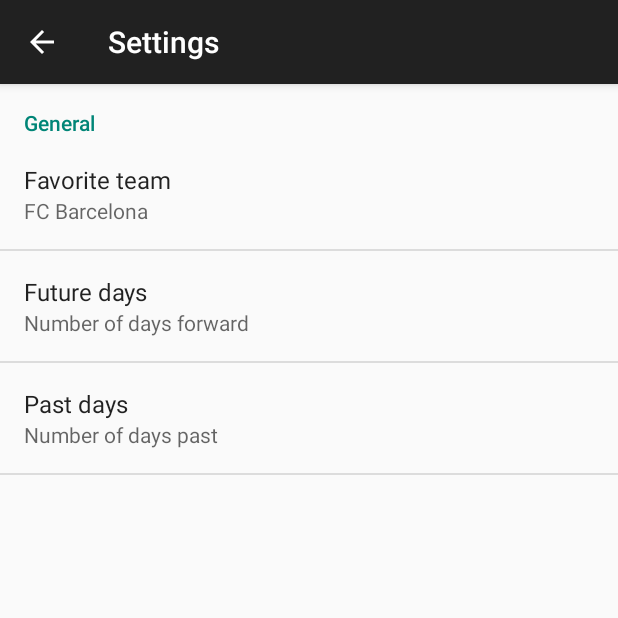
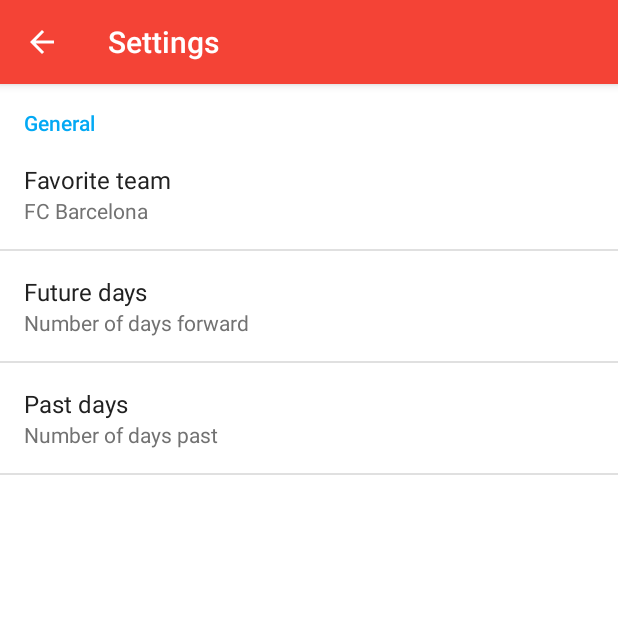
Before and after one commit to thorvx/ProyectoAndroidSSI, an Android app: the screen it shows after launch (SettingsActivity), in the options menu, after a tap on "Settings", on a phone screen of 412 x 824 dp, the top half of it. Run offline under Robolectric (Android 15) with nearby library versions, the phone set to English and light mode, and no system bars; 2 statements that could not run were skipped.

Commit message:
Avance 7ma clase

```diff
--- a/app/src/main/AndroidManifest.xml
+++ b/app/src/main/AndroidManifest.xml
@@ -11,7 +11,8 @@
         android:theme="@style/AppTheme">
         <activity
             android:name=".MainActivity"
-            android:label="@string/app_name">
+            android:label="@string/app_name"
+            android:launchMode="singleTop">
             <intent-filter>
                 <action android:name="android.intent.action.MAIN" />
 
--- a/app/src/main/java/com/salamancasolutions/footballnews/MainActivity.java
+++ b/app/src/main/java/com/salamancasolutions/footballnews/MainActivity.java
@@ -44,11 +44,11 @@ public class MainActivity extends ActionBarActivity {
 
     private ListView mainList;
     private MainListAdapter mainListAdapter;
-    private static final String LOG_TAG = Utility.class.getSimpleName();
+    private static final String LOG_TAG = MainActivity.class.getSimpleName();
     private String teamId;
     private DateFormat df = new SimpleDateFormat("dd/MM/yyyy HH:mm:ss");
-    private int futureDays = 0;
-    private int pastDays = 0;
+    private int futureDays;
+    private int pastDays;
     private ServiceReceiver receiver;
 
     @Override
@@ -76,20 +76,19 @@ public class MainActivity extends ActionBarActivity {
         });
 
 
+        SharedPreferences prefs = PreferenceManager.getDefaultSharedPreferences(this);
+        teamId = prefs.getString("favorite_team", "81");
+        futureDays = Integer.parseInt(prefs.getString("next_days", "10"));
+        pastDays = Integer.parseInt(prefs.getString("past_days", "10"));
+        loadResultsList();
+
         refreshResults();
-        loadResultsList();
 
         IntentFilter filter = new IntentFilter(ServiceReceiver.PROCESS_RESPONSE);
         filter.addCategory(Intent.CATEGORY_DEFAULT);
         receiver = new ServiceReceiver();
         registerReceiver(receiver, filter);
 
-    }
-
-    @Override
-    protected void onStart() {
-        super.onStart();
-        //refreshResults();
     }
 
     @Override
@@ -101,12 +100,12 @@ public class MainActivity extends ActionBarActivity {
     @Override
     protected void onResume() {
         super.onResume();
-        SharedPreferences prefs = PreferenceManager.getDefaultSharedPreferences(getBaseContext());
+        SharedPreferences prefs = PreferenceManager.getDefaultSharedPreferences(this);
         String newTeamId = prefs.getString("favorite_team", "81");
         int newFutureDays = Integer.parseInt(prefs.getString("next_days", "10"));
         int newPastDays = Integer.parseInt(prefs.getString("past_days", "10"));
 
-        if(!teamId.equalsIgnoreCase(newTeamId) || newFutureDays!= futureDays || newPastDays!=pastDays){
+        if(!teamId.equalsIgnoreCase(newTeamId) || futureDays != newFutureDays || pastDays != newPastDays){
             refreshResults();
         }
     }
@@ -119,7 +118,7 @@ public class MainActivity extends ActionBarActivity {
     }
 
     public void refreshResults(){
-        SharedPreferences prefs = PreferenceManager.getDefaultSharedPreferences(getBaseContext());
+        SharedPreferences prefs = PreferenceManager.getDefaultSharedPreferences(this);
         teamId = prefs.getString("favorite_team", "81");
         futureDays = Integer.parseInt(prefs.getString("next_days", "10"));
         pastDays = Integer.parseInt(prefs.getString("past_days", "10"));
--- a/app/src/main/java/com/salamancasolutions/footballnews/MatchDetailsActivity.java
+++ b/app/src/main/java/com/salamancasolutions/footballnews/MatchDetailsActivity.java
@@ -1,5 +1,6 @@
 package com.salamancasolutions.footballnews;
 
+import android.support.v4.app.NavUtils;
 import android.support.v7.app.ActionBarActivity;
 import android.os.Bundle;
 import android.util.Log;
--- a/app/src/main/java/com/salamancasolutions/footballnews/SettingsActivity.java
+++ b/app/src/main/java/com/salamancasolutions/footballnews/SettingsActivity.java
@@ -4,9 +4,11 @@ import android.preference.ListPreference;
 import android.preference.Preference;
 import android.preference.PreferenceFragment;
 import android.preference.PreferenceManager;
+import android.support.v4.app.NavUtils;
 import android.support.v7.app.ActionBarActivity;
 import android.os.Bundle;
 import android.view.LayoutInflater;
+import android.view.MenuItem;
 import android.view.View;
 import android.view.ViewGroup;
 
--- a/app/src/main/res/layout/activity_main.xml
+++ b/app/src/main/res/layout/activity_main.xml
@@ -16,7 +16,7 @@
         android:id="@+id/main_list"
         android:layout_width="fill_parent"
         android:layout_height="fill_parent"
-        android:divider="@color/dividerColor"
+        android:divider="@color/divider"
         android:dividerHeight="1dp" />
 
 </LinearLayout>
--- a/app/src/main/res/layout/main_list_item.xml
+++ b/app/src/main/res/layout/main_list_item.xml
@@ -36,6 +36,7 @@
                 android:text="@string/hello_world"
                 android:gravity="right"
                 android:padding="8dp"
+                android:textColor="@color/primary_text"
                 android:layout_gravity="center_vertical" />
 
             <TextView
@@ -43,6 +44,7 @@
                 android:layout_width="wrap_content"
                 android:layout_height="wrap_content"
                 android:text="0"
+                android:textColor="@color/primary_text"
                 android:textSize="24sp" />
 
             <TextView
@@ -51,6 +53,7 @@
                 android:layout_height="wrap_content"
                 android:padding="8dp"
                 android:text="-"
+                android:textColor="@color/secondary_text"
                 android:textSize="24sp" />
 
             <TextView
@@ -58,6 +61,7 @@
                 android:layout_width="wrap_content"
                 android:layout_height="wrap_content"
                 android:text="0"
+                android:textColor="@color/primary_text"
                 android:textSize="24sp" />
 
             <TextView
@@ -67,6 +71,7 @@
                 android:padding="8dp"
                 android:text="@string/hello_world"
                 android:gravity="left"
+                android:textColor="@color/primary_text"
                 android:layout_gravity="center_vertical" />
 
         </LinearLayout>
@@ -81,6 +86,7 @@
                 android:layout_width="wrap_content"
                 android:layout_height="wrap_content"
                 android:text="@string/hello_world"
+                android:textColor="@color/secondary_text"
                 android:textSize="12sp" />
         </LinearLayout>
 
--- a/app/src/main/res/values/styles.xml
+++ b/app/src/main/res/values/styles.xml
@@ -3,8 +3,21 @@
     <!-- Base application theme. -->
     <style name="AppTheme" parent="Theme.AppCompat.Light.DarkActionBar">
         <!-- Customize your theme here. -->
+        <item name="colorPrimary">@color/primary</item>
+        <item name="colorPrimaryDark">@color/primary_dark</item>
+        <item name="android:textColorPrimary">@color/primary_text</item>
+        <item name="android:textColorSecondary">@color/secondary_text</item>
+        <item name="colorAccent">@color/accent</item>
+        <item name="android:windowBackground">@android:color/white</item>
     </style>
 
-    <color name="dividerColor">#dddddd</color>
+    <color name="primary">#F44336</color>
+    <color name="primary_dark">#D32F2F</color>
+    <color name="primary_light">#FFCDD2</color>
+    <color name="accent">#03A9F4</color>
+    <color name="primary_text">#212121</color>
+    <color name="secondary_text">#727272</color>
+    <color name="icons">#FFFFFF</color>
+    <color name="divider">#B6B6B6</color>
 
 </resources>
```
